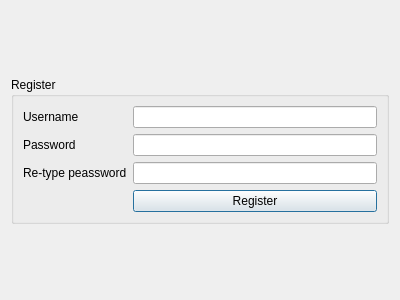
The window that registerdialog.ui (UdbhavU/PasswordManager) describes before a commit, drawn with Qt 5.
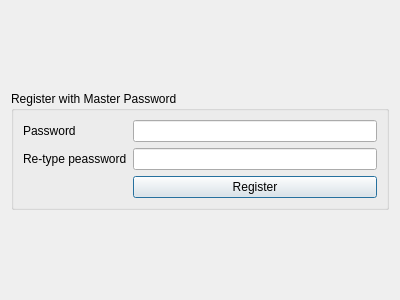
The same window after the commit.

Diff of the .ui file:
```diff
--- a/registerdialog.ui
+++ b/registerdialog.ui
@@ -32,42 +32,32 @@
      <item>
       <widget class="QGroupBox" name="groupBox">
        <property name="title">
-        <string>Register</string>
+        <string>Register with Master Password</string>
        </property>
        <layout class="QVBoxLayout" name="verticalLayout_3">
         <item>
          <layout class="QFormLayout" name="formLayout">
           <item row="0" column="0">
-           <widget class="QLabel" name="label">
-            <property name="text">
-             <string>Username</string>
-            </property>
-           </widget>
-          </item>
-          <item row="1" column="0">
            <widget class="QLabel" name="label_2">
             <property name="text">
              <string>Password</string>
             </property>
            </widget>
           </item>
-          <item row="2" column="0">
+          <item row="0" column="1">
+           <widget class="QLineEdit" name="password"/>
+          </item>
+          <item row="1" column="0">
            <widget class="QLabel" name="label_3">
             <property name="text">
              <string>Re-type peassword</string>
             </property>
            </widget>
           </item>
-          <item row="0" column="1">
-           <widget class="QLineEdit" name="uname"/>
-          </item>
           <item row="1" column="1">
-           <widget class="QLineEdit" name="password"/>
-          </item>
-          <item row="2" column="1">
            <widget class="QLineEdit" name="rPassword"/>
           </item>
-          <item row="3" column="1">
+          <item row="2" column="1">
            <widget class="QPushButton" name="pushButton_2">
             <property name="text">
              <string>Register</string>
```
